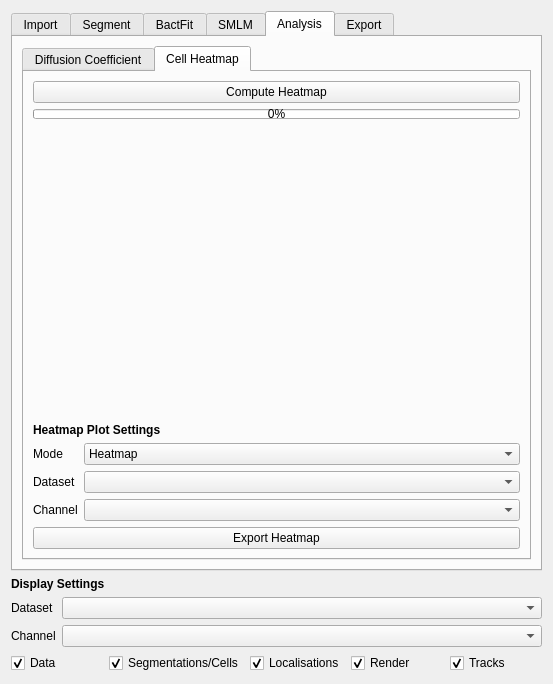
First picture: the form in src/moltrack/GUI/widget_ui.ui, repository piedrro/napari-moltrack, before the edit.
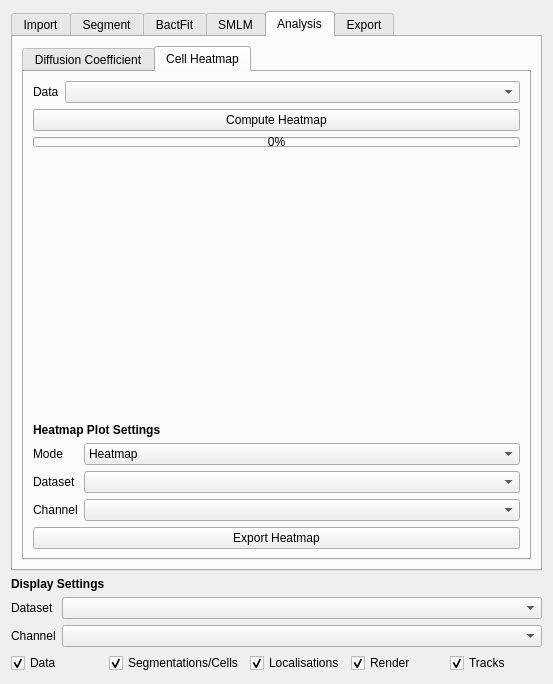
Second picture: the form after the edit. The open tabs and pages were chosen to show the change.

What changed in the file:
```diff
--- a/src/moltrack/GUI/widget_ui.ui
+++ b/src/moltrack/GUI/widget_ui.ui
@@ -2481,6 +2481,20 @@
            <string>Cell Heatmap</string>
           </attribute>
           <layout class="QVBoxLayout" name="verticalLayout_8">
+           <item>
+            <layout class="QFormLayout" name="formLayout_4">
+             <item row="0" column="0">
+              <widget class="QLabel" name="label_48">
+               <property name="text">
+                <string>Data</string>
+               </property>
+              </widget>
+             </item>
+             <item row="0" column="1">
+              <widget class="QComboBox" name="heatmap_data"/>
+             </item>
+            </layout>
+           </item>
            <item>
             <widget class="QPushButton" name="compute_heatmap">
              <property name="text">
```
Left out of the diff: 12 changed lines with no effect on the pictures.
